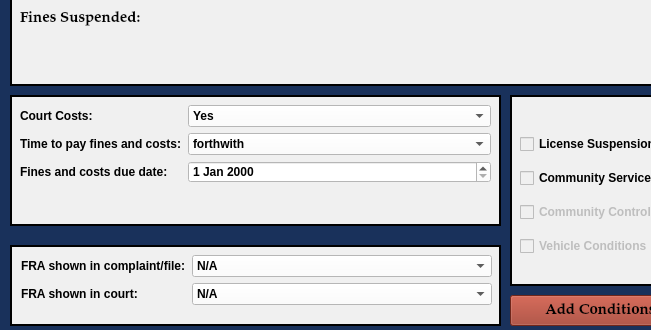
Above: resources/ui/MinorMisdemeanorDialog.ui from HunterProgram22/MuniEntry before the change; both pictures show x 0 to 651 and y 445 to 775 of the 1000 by 775 pixel window. Below: the same form after it.
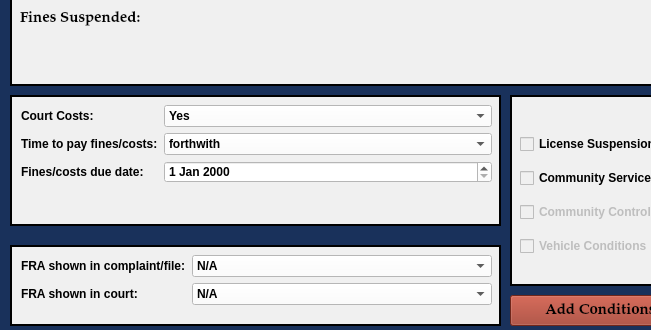
That is the form after the change.

Commit message: Added mandatory fines back to when add charge is pressed.

Patch:
```diff
--- a/resources/ui/MinorMisdemeanorDialog.ui
+++ b/resources/ui/MinorMisdemeanorDialog.ui
@@ -785,7 +785,7 @@
    <widget class="QWidget" name="">
     <property name="geometry">
      <rect>
-      <x>10</x>
+      <x>11</x>
       <y>10</y>
       <width>471</width>
       <height>111</height>
@@ -819,7 +819,7 @@
      <item row="1" column="0">
       <widget class="QLabel" name="label_9">
        <property name="text">
-        <string>Time to pay fines and costs:</string>
+        <string>Time to pay fines/costs:</string>
        </property>
       </widget>
      </item>
@@ -853,7 +853,7 @@
      <item row="2" column="0">
       <widget class="QLabel" name="label_18">
        <property name="text">
-        <string>Fines and costs due date:</string>
+        <string>Fines/costs due date:</string>
        </property>
       </widget>
      </item>
```
The commit also changes 3 other files.
